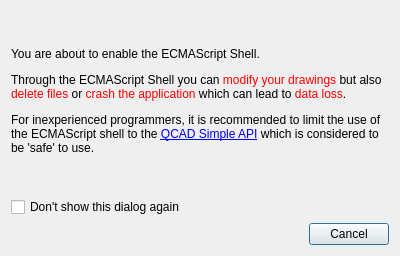
First picture: the form in scripts/Misc/MiscDevelopment/EcmaScriptShell/EcmaScriptShellDialog.ui, repository qcad/qcad, before the edit.
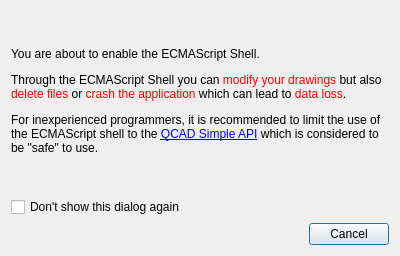
Second picture: the form after the edit.

The edit to the form file:
```diff
--- a/scripts/Misc/MiscDevelopment/EcmaScriptShell/EcmaScriptShellDialog.ui
+++ b/scripts/Misc/MiscDevelopment/EcmaScriptShell/EcmaScriptShellDialog.ui
@@ -32,7 +32,7 @@
       </sizepolicy>
      </property>
      <property name="text">
-      <string>&lt;html&gt;&lt;head/&gt;&lt;body&gt;&lt;p&gt;You are about to enable the ECMAScript Shell.&lt;/p&gt;&lt;p&gt;Through the ECMAScript Shell you can &lt;span style=&quot; color:#ff0000;&quot;&gt;modify your drawings&lt;/span&gt; but also &lt;span style=&quot; color:#ff0000;&quot;&gt;delete files&lt;/span&gt; or &lt;span style=&quot; color:#ff0000;&quot;&gt;crash the application&lt;/span&gt; which can lead to &lt;span style=&quot; color:#ff0000;&quot;&gt;data loss&lt;/span&gt;.&lt;/p&gt;&lt;p&gt;For inexperienced programmers, it is recommended to limit the use of the ECMAScript shell to the &lt;a href=&quot;http://www.qcad.org/doc/qcad/latest/developer/group__ecma__simple.html&quot;&gt;&lt;span style=&quot; text-decoration: underline; color:#0000ff;&quot;&gt;QCAD Simple API&lt;/span&gt;&lt;/a&gt; which is considered to be 'safe' to use.&lt;/p&gt;&lt;/body&gt;&lt;/html&gt;</string>
+      <string>&lt;html&gt;&lt;head/&gt;&lt;body&gt;&lt;p&gt;You are about to enable the ECMAScript Shell.&lt;/p&gt;&lt;p&gt;Through the ECMAScript Shell you can &lt;span style=&quot; color:#ff0000;&quot;&gt;modify your drawings&lt;/span&gt; but also &lt;span style=&quot; color:#ff0000;&quot;&gt;delete files&lt;/span&gt; or &lt;span style=&quot; color:#ff0000;&quot;&gt;crash the application&lt;/span&gt; which can lead to &lt;span style=&quot; color:#ff0000;&quot;&gt;data loss&lt;/span&gt;.&lt;/p&gt;&lt;p&gt;For inexperienced programmers, it is recommended to limit the use of the ECMAScript shell to the &lt;a href=&quot;http://www.qcad.org/doc/qcad/latest/developer/group__ecma__simple.html&quot;&gt;&lt;span style=&quot; text-decoration: underline; color:#0000ff;&quot;&gt;QCAD Simple API&lt;/span&gt;&lt;/a&gt; which is considered to be &quot;safe&quot; to use.&lt;/p&gt;&lt;/body&gt;&lt;/html&gt;</string>
      </property>
      <property name="wordWrap">
       <bool>true</bool>
```
